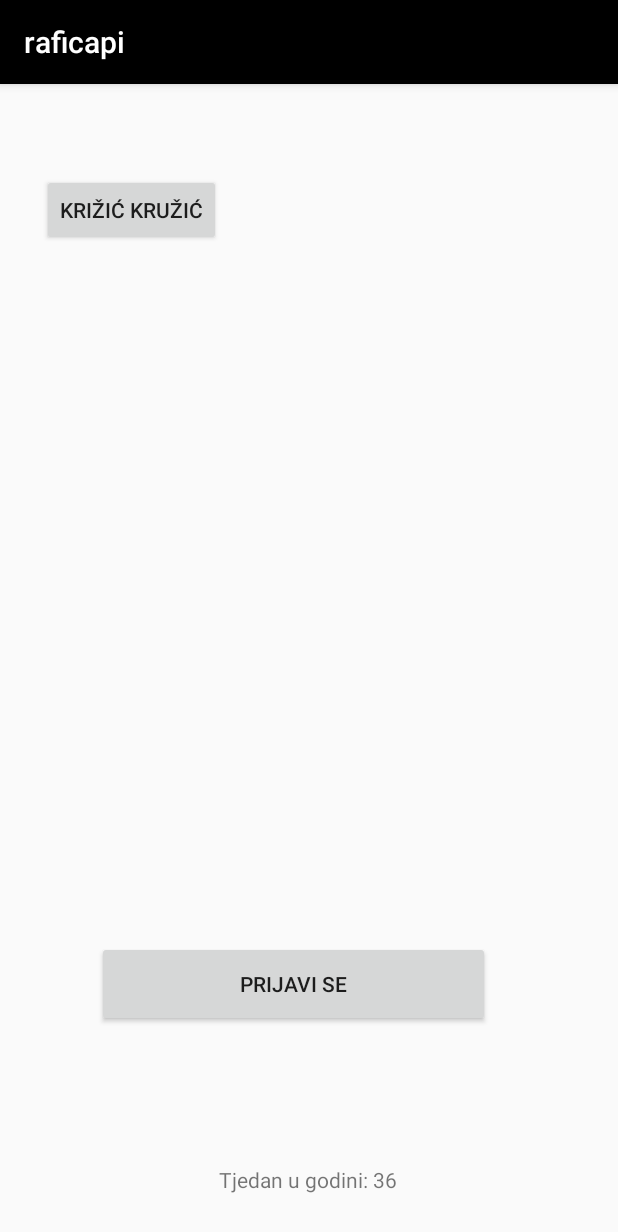
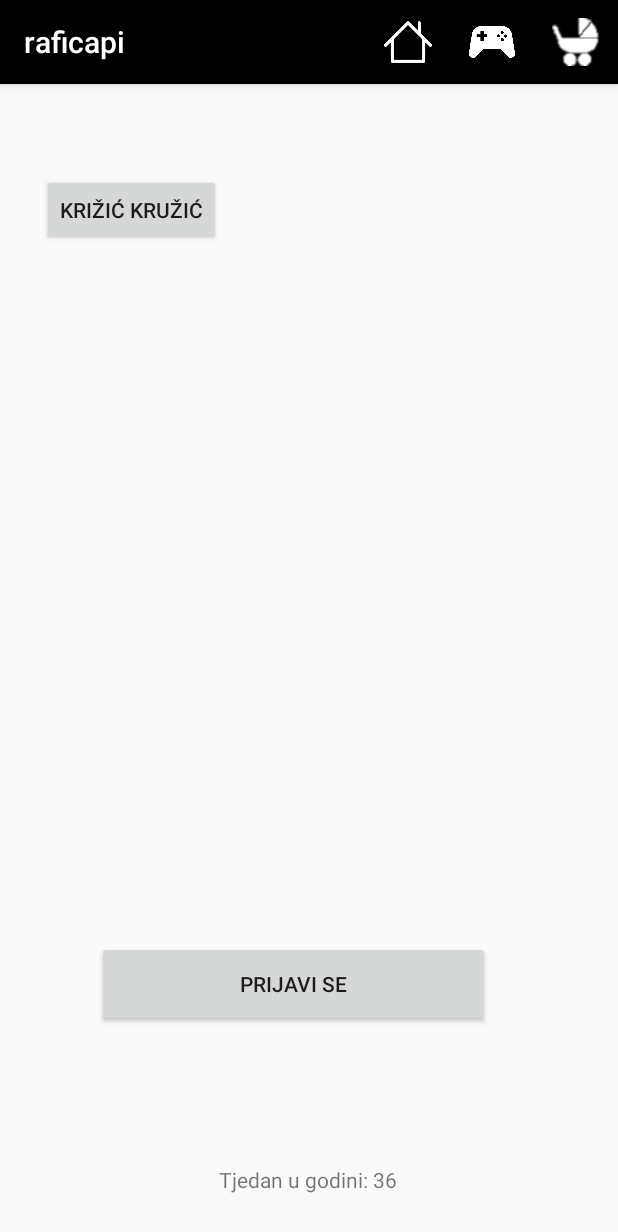
Before and after one commit to StVu1991/raficapiapp, an Android app: the screen it shows after launch (MainActivity), on a phone screen of 412 x 824 dp. Shown: the top 1232 px of the screen. Run offline under Robolectric (Android 15) with nearby library versions, the phone set to English and light mode, and no system bars.

Commit message:
[v0.0.0.7] Menu items added + icons
- added menu items
- included icons for menu items
- menu items leading to clicked activities

```diff
--- a/app/src/main/AndroidManifest.xml
+++ b/app/src/main/AndroidManifest.xml
@@ -9,7 +9,8 @@
         android:roundIcon="@mipmap/ic_launcher_round"
         android:supportsRtl="true"
         android:theme="@style/AppTheme">
-        <activity android:name=".TicTacToe"></activity>
+        <activity android:name=".Strollers"></activity>
+        <activity android:name=".TicTacToe" />
         <activity android:name=".UserDashboard" />
         <activity android:name=".SignIn" />
         <activity android:name=".MainActivity">
--- a/app/src/main/java/com/example/raficapi/MainActivity.java
+++ b/app/src/main/java/com/example/raficapi/MainActivity.java
@@ -2,6 +2,9 @@ package com.example.raficapi;
 
 import androidx.appcompat.app.AppCompatActivity;
 import android.os.Bundle;
+import android.view.Menu;
+import android.view.MenuInflater;
+import android.view.MenuItem;
 import android.widget.EditText;
 import android.widget.Button;
 import android.widget.TextView;
@@ -24,9 +27,31 @@ public class MainActivity extends AppCompatActivity {
         tvText4.setText("Tjedan u godini: " + weekInYear);
     }
 
-    public void buCalculate (View view){
-        //int DOB = Integer.parseInt(etExpectedDate.getText().toString());
+    @Override
+    public boolean onCreateOptionsMenu(Menu menu){
+        MenuInflater inflater = getMenuInflater();
+        inflater.inflate(R.menu.mainmenu, menu);
+        return true;
     }
+
+    @Override
+    public boolean onOptionsItemSelected(MenuItem item){
+        switch (item.getItemId()) {
+            case R.id.Home:
+                //newGame();
+                return true;
+            case R.id.Games:
+                Intent intent = new Intent(this, TicTacToe.class);
+                startActivity(intent);
+                return true;
+            case R.id.Stroller:
+                Intent intent_strollers = new Intent(this, Strollers.class);
+                startActivity(intent_strollers);
+                return true;
+            default:
+                return super.onOptionsItemSelected(item);
+            }
+        }
 
     public void buLogin(View view) {
         Intent intent = new Intent(this, SignIn.class);
--- /dev/null
+++ b/app/src/main/res/menu/mainmenu.xml
@@ -0,0 +1,23 @@
+<?xml version="1.0" encoding="utf-8"?>
+<menu xmlns:android="http://schemas.android.com/apk/res/android"
+    xmlns:app="http://schemas.android.com/apk/res-auto"
+    >
+    <item
+        android:id="@+id/Home"
+        android:icon="@drawable/home"
+        android:title="Početna"
+        app:showAsAction="ifRoom"
+        ></item>
+    <item
+        android:id="@+id/Games"
+        android:icon="@drawable/games"
+        android:title="Igre"
+        app:showAsAction="ifRoom"
+        ></item>
+    <item
+        android:id="@+id/Stroller"
+        android:icon="@drawable/stroller"
+        android:title="Kolica"
+        app:showAsAction="ifRoom"
+        ></item>
+</menu>
```
Also changed, not shown: app/src/main/java/com/example/raficapi/Strollers.java (added, +14 -0 lines), app/src/main/java/com/example/raficapi/UserDashboard.java (+7 -0 lines), app/src/main/res/layout/activity_strollers.xml (added, +56 -0 lines), app/src/main/res/layout/activity_user_dashboard.xml (+13 -0 lines), app/src/main/res/drawable-v24/icon.png (added), app/src/main/res/drawable/games.png (added), app/src/main/res/drawable/home.png (added), app/src/main/res/drawable/stroller.png (added).
